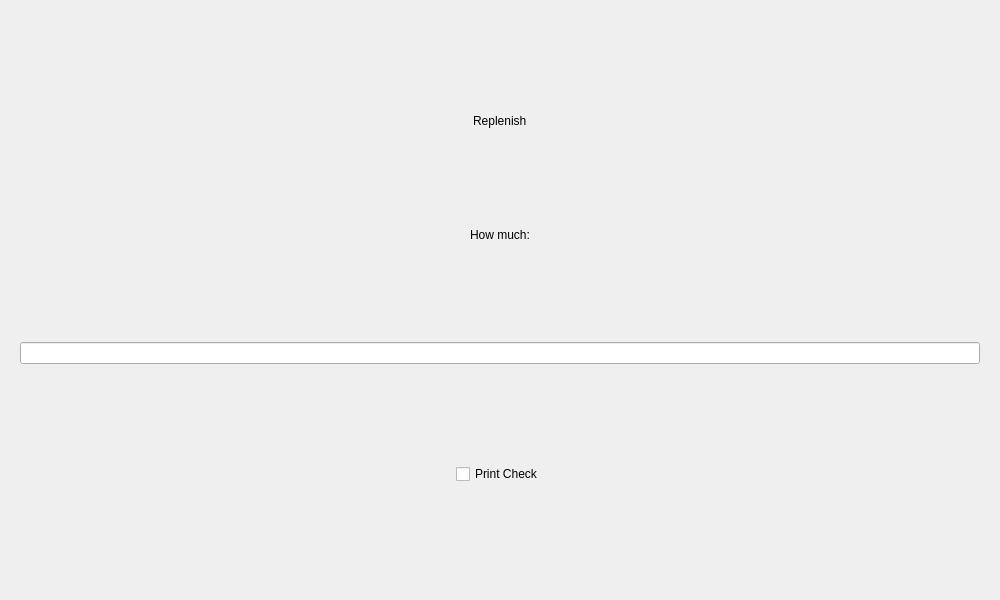
First picture: the form in views/transaction/transactionwindow.ui, repository IronTony-Stark/ATM, before the edit.
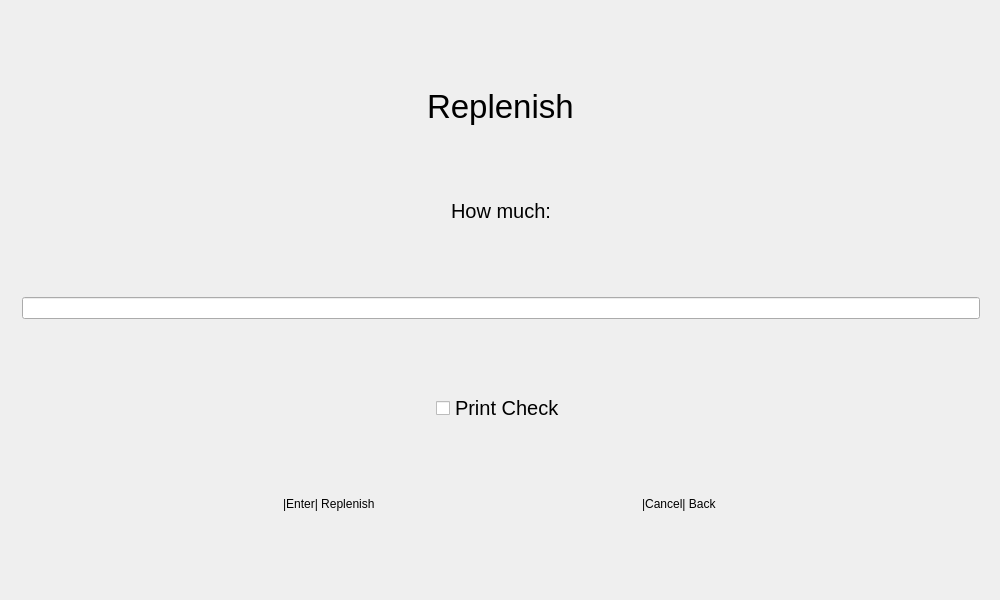
Second picture: the form after the edit. The open tabs and pages were chosen to show the change.

```diff
--- a/views/transaction/transactionwindow.ui
+++ b/views/transaction/transactionwindow.ui
@@ -42,7 +42,10 @@
       </layout>
      </widget>
      <widget class="QWidget" name="pageReplenish">
-      <layout class="QVBoxLayout" name="verticalLayout_2">
+      <layout class="QVBoxLayout" name="verticalLayout_2" stretch="1,1,1,1,1">
+       <property name="leftMargin">
+        <number>11</number>
+       </property>
        <item alignment="Qt::AlignHCenter">
         <widget class="QLabel" name="labelReplenishTitle">
          <property name="sizePolicy">
@@ -51,6 +54,11 @@
            <verstretch>0</verstretch>
           </sizepolicy>
          </property>
+         <property name="font">
+          <font>
+           <pointsize>25</pointsize>
+          </font>
+         </property>
          <property name="text">
           <string>Replenish</string>
          </property>
@@ -64,6 +72,11 @@
            <verstretch>0</verstretch>
           </sizepolicy>
          </property>
+         <property name="font">
+          <font>
+           <pointsize>15</pointsize>
+          </font>
+         </property>
          <property name="text">
           <string>How much:</string>
          </property>
@@ -80,6 +93,11 @@
            <verstretch>0</verstretch>
           </sizepolicy>
          </property>
+         <property name="font">
+          <font>
+           <pointsize>15</pointsize>
+          </font>
+         </property>
          <property name="text">
           <string>Print Check</string>
          </property>
@@ -88,6 +106,39 @@
          </property>
         </widget>
        </item>
+       <item>
+        <layout class="QHBoxLayout" name="horizontalLayout_2">
+         <property name="sizeConstraint">
+          <enum>QLayout::SetDefaultConstraint</enum>
+         </property>
+         <item>
+          <widget class="QLabel" name="label_2">
+           <property name="sizePolicy">
+            <sizepolicy hsizetype="Fixed" vsizetype="Fixed">
+             <horstretch>0</horstretch>
+             <verstretch>0</verstretch>
+            </sizepolicy>
+           </property>
+           <property name="text">
+            <string>|Enter| Replenish</string>
+           </property>
+          </widget>
+         </item>
+         <item>
+          <widget class="QLabel" name="label">
+           <property name="sizePolicy">
+            <sizepolicy hsizetype="Fixed" vsizetype="Fixed">
+             <horstretch>0</horstretch>
+             <verstretch>0</verstretch>
+            </sizepolicy>
+           </property>
+           <property name="text">
+            <string>|Cancel| Back</string>
+           </property>
+          </widget>
+         </item>
+        </layout>
+       </item>
       </layout>
      </widget>
      <widget class="QWidget" name="pageWithdraw">
```
Left out of the diff: 91 changed lines with no effect on the pictures.
